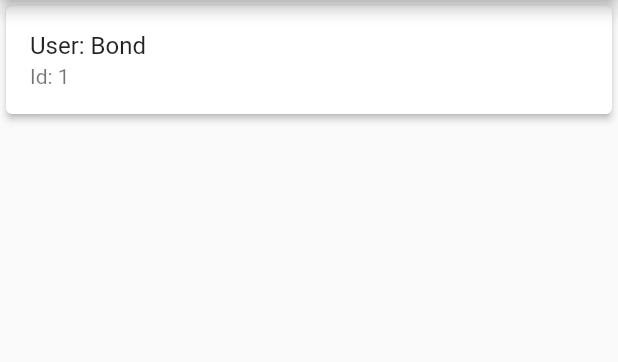
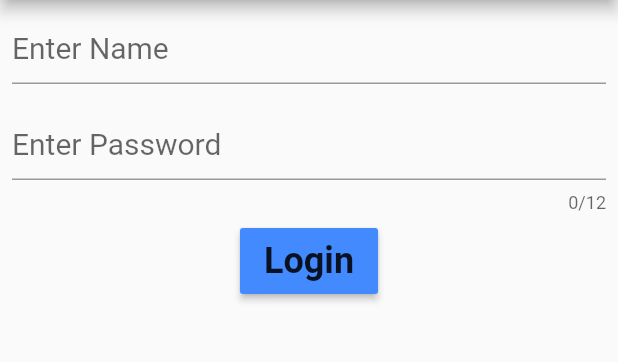
Before and after one commit to Akash187/database_intro, a Flutter app: the screen it shows after launch, on a phone screen of 412 x 824 dp, the part 84-446 px from its top. Run offline on Flutter 3.47's test engine with Material 2 defaults, Android fonts, the phone set to English and light mode, and no system bars; our stand-ins replace sqflite; accounts and stored records are empty.

```diff
--- a/lib/main.dart
+++ b/lib/main.dart
@@ -2,31 +2,35 @@ import 'package:flutter/material.dart';
 import 'package:database_intro/utils/database_helper.dart';
 import 'package:database_intro/modals/user.dart';
 
-List _users;
-void main() async{
+List _user;
 var db = new DatabaseHelper();
 
-  await db.saveUser(new User("Bond","james"));
-  int count = await db.getCount();
-  print("Count: $count");
+void main() async {
+  var db = new DatabaseHelper();
 
-  _users = await db.getAllUsers();
-  for(int i = 0; i < _users.length; i++){
-    User user = User.map(_users[i]);
+  _user = await db.getAllUsers();
+  for (int i = 0; i < _user.length; i++) {
+    User user = User.map(_user[i]);
     print("ID : ${user.id}");
     print("Name : ${user.username}");
-
   }
 
-  runApp(
-      new MaterialApp(
+  runApp(new MaterialApp(
+    debugShowCheckedModeBanner: false,
     title: "Database",
     home: new Home(),
-      )
-  );
+  ));
 }
 
-class Home extends StatelessWidget {
+class Home extends StatefulWidget {
+  @override
+  _HomeState createState() => _HomeState();
+}
+
+class _HomeState extends State<Home> {
+  TextEditingController usernameController = new TextEditingController();
+  TextEditingController passwordController = new TextEditingController();
+
   @override
   Widget build(BuildContext context) {
     return Scaffold(
@@ -34,19 +38,91 @@ class Home extends StatelessWidget {
           title: new Text("Database"),
           centerTitle: true,
         ),
-      body: ListView.builder(
+        body: Column(
+          children: <Widget>[
+            Padding(
+              padding: EdgeInsets.all(8.0),
+              child: new TextField(
+                controller: usernameController,
+                style: TextStyle(fontSize: 20.0, color: Colors.black87),
+                decoration: InputDecoration(hintText: "Enter Name"),
+              ),
+            ),
+            Padding(
+              padding: EdgeInsets.all(8.0),
+              child: new TextField(
+                controller: passwordController,
+                obscureText: true,
+                maxLength: 12,
+                style: TextStyle(fontSize: 20.0, color: Colors.black87),
+                decoration: InputDecoration(hintText: "Enter Password"),
+              ),
+            ),
+            RaisedButton(
+              padding: EdgeInsets.symmetric(vertical: 8.0, horizontal: 16.0),
+              color: Colors.blueAccent,
+              onPressed: (){
+                setState(() {
+                  db.saveUser(User(usernameController.text, passwordController.text));
+                  usernameController.text = "";
+                  passwordController.text = "";
+                  FocusScope.of(context).requestFocus(new FocusNode());
+                });
+              },
+              child: Text(
+                "Login",
+                style: TextStyle(
+                  fontSize: 24.0,
+                  fontWeight: FontWeight.bold,
+                ),
+              ),
+            ),
+            Container(
+              height: 16.0,
+            ),
+            updateCredentialWidget()
+          ],
+        ));
+  }
+}
+
+Widget updateCredentialWidget() {
+  return new FutureBuilder(
+      future: db.getAllUsers(),
+      builder: (BuildContext context, AsyncSnapshot<List> snapshot) {
+        try{
+          List _users = snapshot.data.toList();
+          int length = _users.length - 1;
+          return new Flexible(
+            child: ListView.builder(
                 itemCount: _users.length,
-          itemBuilder: (BuildContext context, int position){
+                itemBuilder: (BuildContext context, int position) {
                   return new Card(
                     color: Colors.white,
                     elevation: 2.0,
                     child: ListTile(
-                title: new Text("User: ${User.fromMap(_users[position]).username}"),
-                subtitle: new Text("Id: ${User.fromMap(_users[position]).id}"),
+                      title: new Text(
+                        "User: ${User.fromMap(_users[length - position]).username}",
+                        style: TextStyle(
+                            fontSize: 24.0, fontWeight: FontWeight.bold),
+                      ),
+                      subtitle: new Text(
+                        "Password: ${User.fromMap(_users[length - position]).password}",
+                        style: TextStyle(fontSize: 16.0),
+                      ),
+                    ),
+                  );
+                }),
+          );
+        } catch(e) {
+          debugPrint("Error Handling");
+          return new Text(
+              "No Credential Saved!",
+              style: TextStyle(
+                  fontSize: 20.0,
+                  color: Colors.white
               ),
           );
         }
-      ),
-    );
+      });
 }
-}
```
Lines whose indentation alone changed are shown as unchanged.
